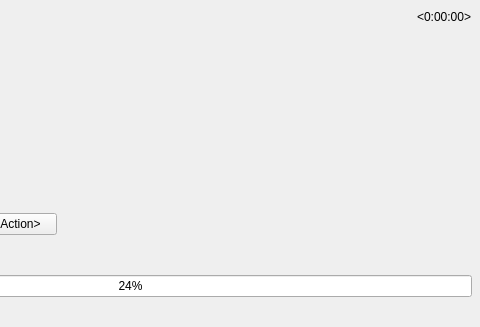
First picture: the form in vms/client/nx_vms_client_desktop/src/nx/vms/client/desktop/event_search/widgets/event_tile.ui, repository networkoptix/nx_open, before the edit; both pictures show x 219 to 699 and y 0 to 327 of the 699 by 327 pixel window.
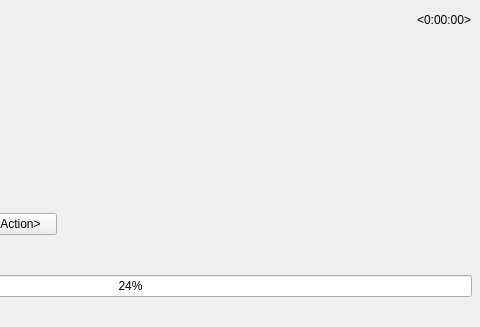
Second picture: the form after the edit. Custom widgets are drawn as their Qt base class.

Commit message:
VMS-35577: Add ellipsis for event name on notifications
Fixes VMS-35577

```diff
--- a/vms/client/nx_vms_client_desktop/src/nx/vms/client/desktop/event_search/widgets/event_tile.ui
+++ b/vms/client/nx_vms_client_desktop/src/nx/vms/client/desktop/event_search/widgets/event_tile.ui
@@ -202,11 +202,17 @@
         <item row="0" column="2" alignment="Qt::AlignRight|Qt::AlignTop">
          <widget class="QWidget" name="primaryTimestampHolder" native="true">
           <property name="sizePolicy">
-           <sizepolicy hsizetype="Fixed" vsizetype="Fixed">
+           <sizepolicy hsizetype="Fixed" vsizetype="Preferred">
             <horstretch>0</horstretch>
             <verstretch>0</verstretch>
            </sizepolicy>
           </property>
+          <property name="minimumSize">
+           <size>
+            <width>0</width>
+            <height>20</height>
+           </size>
+          </property>
           <layout class="QHBoxLayout" name="horizontalLayout_4">
            <property name="leftMargin">
             <number>0</number>
@@ -226,7 +232,7 @@
               <string notr="true">&lt;0:00:00&gt;</string>
              </property>
              <property name="alignment">
-              <set>Qt::AlignLeading|Qt::AlignLeft|Qt::AlignTop</set>
+              <set>Qt::AlignLeading|Qt::AlignLeft|Qt::AlignVCenter</set>
              </property>
              <property name="margin">
               <number>1</number>
@@ -446,6 +452,11 @@
    <header location="global">nx/vms/client/desktop/common/widgets/name_value_table.h</header>
    <container>1</container>
   </customwidget>
+  <customwidget>
+   <class>QnElidedLabel</class>
+   <extends>QLabel</extends>
+   <header location="global">ui/widgets/common/elided_label.h</header>
+  </customwidget>
  </customwidgets>
  <resources/>
  <connections/>
```
Left out of the diff: 2 changed lines with no effect on the pictures. The commit also changes 1 other file.
